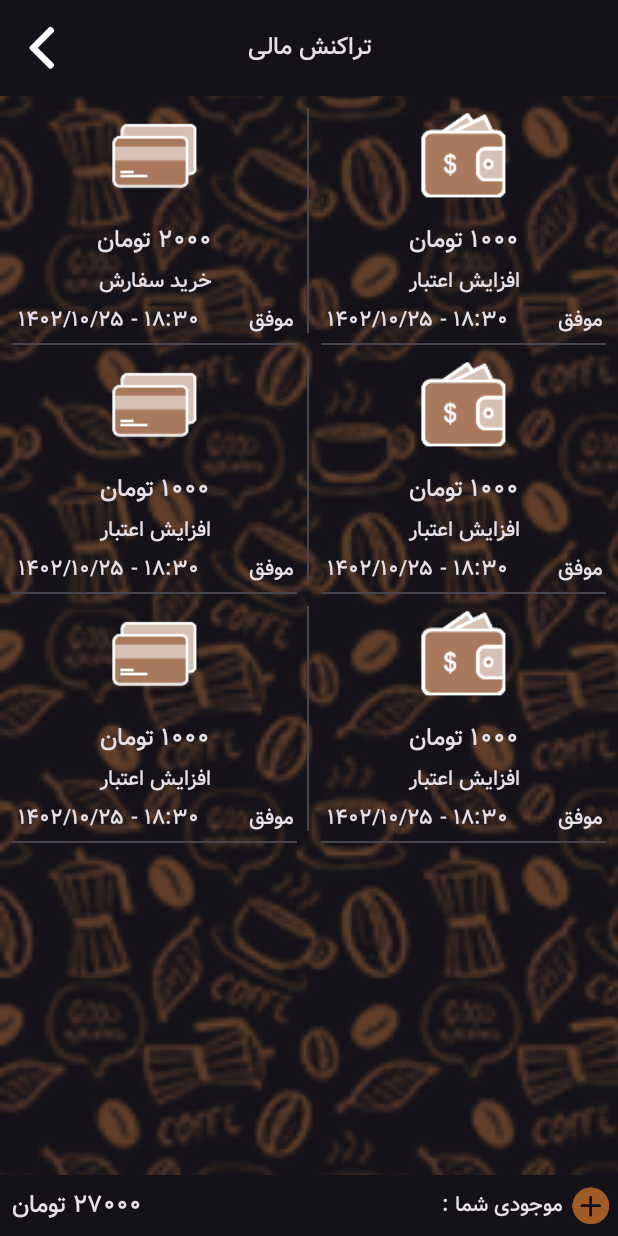
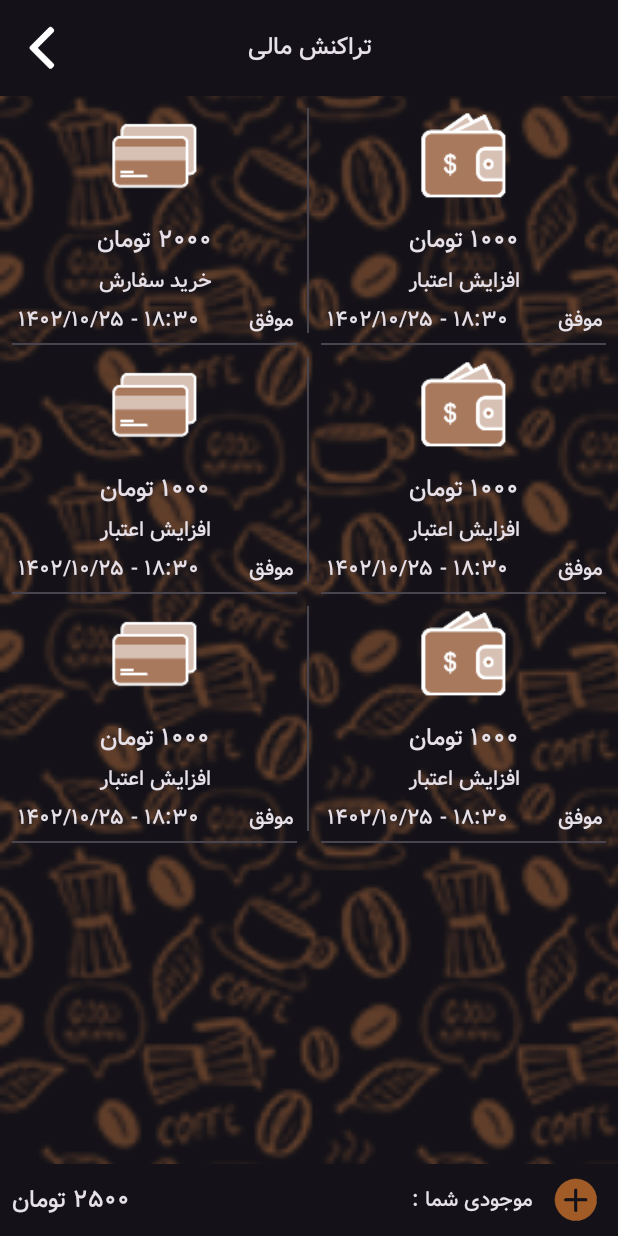
Before and after one commit to mohammadtazehkar/CafeBrown-App, an Android app built with Jetpack Compose: the transaction screen opened through its navigation route, on a phone screen of 412 x 824 dp. Run offline under Robolectric (Android 15) with nearby library versions, the light colour scheme and no system bars.

Commit message:
transaction state , viewModel , event and dialog implemented

```diff
--- /dev/null
+++ b/app/src/main/java/com/example/cafebrown/presentation/states/TransactionState.kt
@@ -0,0 +1,10 @@
+package com.example.cafebrown.presentation.states
+
+import com.example.cafebrown.ui.screens.TransactionItemData
+
+data class TransactionState(
+    var isDialogVisible : Boolean = false,
+    var balance : String = "",
+    var increaseBalance:String = "",
+    var transactionList : MutableList<TransactionItemData>
+    )
--- /dev/null
+++ b/app/src/main/java/com/example/cafebrown/presentation/viewmodels/TransactionViewModel.kt
@@ -0,0 +1,56 @@
+package com.example.cafebrown.presentation.viewmodels
+
+import androidx.compose.runtime.State
+import androidx.compose.runtime.mutableStateListOf
+import androidx.compose.runtime.mutableStateOf
+import androidx.lifecycle.ViewModel
+import com.example.cafebrown.R
+import com.example.cafebrown.presentation.events.TransactionEvent
+import com.example.cafebrown.presentation.states.TransactionState
+import com.example.cafebrown.ui.screens.TransactionItemData
+
+class TransactionViewModel : ViewModel() {
+
+    var transactionlist = mutableListOf(
+        TransactionItemData(
+            R.mipmap.ic_credit_card, "mamali", "2000", "خرید سفارش", "موفق", "1402/10/25 - 18:30"
+        ), TransactionItemData(
+            R.mipmap.ic_wallet, "شکر", "1000", "افزایش اعتبار", "موفق", "1402/10/25 - 18:30"
+        ), TransactionItemData(
+            R.mipmap.ic_credit_card, "شکر", "1000", "افزایش اعتبار", "موفق", "1402/10/25 - 18:30"
+        ), TransactionItemData(
+            R.mipmap.ic_wallet, "شکر", "1000", "افزایش اعتبار", "موفق", "1402/10/25 - 18:30"
+        ), TransactionItemData(
+            R.mipmap.ic_credit_card, "شکر", "1000", "افزایش اعتبار", "موفق", "1402/10/25 - 18:30"
+        ), TransactionItemData(
+            R.mipmap.ic_wallet, "شکر", "1000", "افزایش اعتبار", "موفق", "1402/10/25 - 18:30"
+        )
+    )
+
+    private val _transactionState = mutableStateOf(
+        TransactionState(
+            isDialogVisible = false,
+            balance = "2500",
+            increaseBalance = "150",
+            transactionList = transactionlist
+        )
+    )
+
+    val transactionState: State<TransactionState> = _transactionState
+
+    fun onEvent(event: TransactionEvent) {
+        when (event) {
+            is TransactionEvent.ChangeDialogVisibility -> {
+                _transactionState.value = transactionState.value.copy(
+                    isDialogVisible = event.status
+                )
+            }
+
+            is TransactionEvent.ChangeIncreaseBalanceTextField -> {
+                _transactionState.value = transactionState.value.copy(
+                    increaseBalance = event.increaseBalance
+                )
+            }
+        }
+    }
+}
--- a/app/src/main/java/com/example/cafebrown/ui/screens/TransactionScreen.kt
+++ b/app/src/main/java/com/example/cafebrown/ui/screens/TransactionScreen.kt
@@ -5,7 +5,6 @@ import android.content.ContextWrapper
 import androidx.appcompat.app.AppCompatActivity
 import androidx.compose.foundation.Image
 import androidx.compose.foundation.background
-import androidx.compose.foundation.layout.Arrangement
 import androidx.compose.foundation.layout.Box
 import androidx.compose.foundation.layout.Column
 import androidx.compose.foundation.layout.IntrinsicSize
@@ -19,6 +18,7 @@ import androidx.compose.foundation.layout.width
 import androidx.compose.foundation.lazy.grid.GridCells
 import androidx.compose.foundation.lazy.grid.LazyVerticalGrid
 import androidx.compose.material3.Divider
+import androidx.compose.material3.IconButton
 import androidx.compose.material3.MaterialTheme
 import androidx.compose.material3.Scaffold
 import androidx.compose.runtime.Composable
@@ -32,67 +32,45 @@ import androidx.compose.ui.text.style.TextAlign
 import androidx.compose.ui.tooling.preview.Preview
 import androidx.compose.ui.unit.LayoutDirection
 import androidx.compose.ui.unit.dp
+import androidx.lifecycle.viewmodel.compose.viewModel
 import com.example.cafebrown.R
+import com.example.cafebrown.presentation.events.TransactionEvent
+import com.example.cafebrown.presentation.viewmodels.TransactionViewModel
 import com.example.cafebrown.ui.components.AppTopAppBar
 import com.example.cafebrown.ui.components.MainBox
 import com.example.cafebrown.ui.components.TextTitleMedium
 import com.example.cafebrown.ui.components.TextTitleSmall
 import com.example.cafebrown.ui.theme.AppTheme
-import org.intellij.lang.annotations.JdkConstants.HorizontalAlignment
+import com.example.cafebrown.utils.ClickHelper
 
 @Composable
-fun TransactionScreen(onNavUp: () -> Unit) {
+fun TransactionScreen(
+    transactionViewModel: TransactionViewModel = viewModel(),
+    onNavUp: () -> Unit
+) {
 //    val context = LocalContext.current.getActivity()!!
-    var trData = mutableListOf(
-        TransactionItemData(
-            R.mipmap.ic_credit_card,
-            "mamali",
-            "2000",
-            "خرید سفارش",
-            "موفق",
-            "1402/10/25 - 18:30"
-        ),
-        TransactionItemData(
-            R.mipmap.ic_wallet,
-            "شکر",
-            "1000",
-            "افزایش اعتبار",
-            "موفق",
-            "1402/10/25 - 18:30"
-        ),
-        TransactionItemData(
-            R.mipmap.ic_credit_card,
-            "شکر",
-            "1000",
-            "افزایش اعتبار",
-            "موفق",
-            "1402/10/25 - 18:30"
-        ),
-        TransactionItemData(
-            R.mipmap.ic_wallet,
-            "شکر",
-            "1000",
-            "افزایش اعتبار",
-            "موفق",
-            "1402/10/25 - 18:30"
-        ),
-        TransactionItemData(
-            R.mipmap.ic_credit_card,
-            "شکر",
-            "1000",
-            "افزایش اعتبار",
-            "موفق",
-            "1402/10/25 - 18:30"
-        ),
-        TransactionItemData(
-            R.mipmap.ic_wallet,
-            "شکر",
-            "1000",
-            "افزایش اعتبار",
-            "موفق",
-            "1402/10/25 - 18:30"
+    var transactionState = transactionViewModel.transactionState.value
+    if (transactionState.isDialogVisible) {
+        IncreaseBalanceDialog(
+            balance = transactionState.balance,
+            onDismissRequest = {
+                transactionViewModel.onEvent(TransactionEvent.ChangeDialogVisibility(false))
+            },
+            onConfirmation = {
+                transactionViewModel.onEvent(
+                    TransactionEvent.ChangeDialogVisibility(false)
+                )
+            },
+            onChangeBalance = { newVal ->
+                transactionViewModel.onEvent(
+                    TransactionEvent.ChangeIncreaseBalanceTextField(
+                        newVal
                     )
                 )
+            },
+            increaseBalance = transactionState.increaseBalance
+        )
+    }
 
     Scaffold(topBar = {
         AppTopAppBar(
@@ -100,16 +78,22 @@ fun TransactionScreen(onNavUp: () -> Unit) {
             isBackVisible = true,
             onBack = onNavUp
         )
-    }, bottomBar = { transactionBottomBar("27000") }) {
+    }, bottomBar = {
+        transactionBottomBar(transactionState.balance, {
+            transactionViewModel.onEvent(
+                TransactionEvent.ChangeDialogVisibility(true)
+            )
+        })
+    }) {
         MainBox {
             LazyVerticalGrid(
                 modifier = Modifier
                     .fillMaxWidth()
                     .padding(it), columns = GridCells.Fixed(2)
             ) {
-                items(count = trData.size) { index ->
+                items(count = transactionState.transactionList.size) { index ->
                     TransactionGridItem(
-                        transactionData = trData[index],
+                        transactionData = transactionState.transactionList[index],
                         shouldShowDivider = index % 2 == 0
                     )
                 }
@@ -122,13 +106,10 @@ fun TransactionScreen(onNavUp: () -> Unit) {
 
 @Composable
 fun TransactionGridItem(
-    modifier: Modifier = Modifier,
-    transactionData: TransactionItemData,
-    shouldShowDivider: Boolean
+    modifier: Modifier = Modifier, transactionData: TransactionItemData, shouldShowDivider: Boolean
 ) {
     Box(modifier = modifier.height(IntrinsicSize.Max)) {
-        if (shouldShowDivider)
-            Divider(
+        if (shouldShowDivider) Divider(
             modifier = Modifier
                 .padding(vertical = 8.dp)
                 .fillMaxHeight()
@@ -144,8 +125,7 @@ fun TransactionGridItem(
                 painter = painterResource(id = transactionData.image),
                 contentDescription = transactionData.imageName
             )
-            CompositionLocalProvider(LocalLayoutDirection provides LayoutDirection.Rtl)
-            {
+            CompositionLocalProvider(LocalLayoutDirection provides LayoutDirection.Rtl) {
                 TextTitleMedium(
                     text = "${transactionData.price} ${stringResource(id = R.string.toman)}",
                     modifier = Modifier.padding(vertical = 4.dp)
@@ -161,8 +141,7 @@ fun TransactionGridItem(
                     textAlign = TextAlign.Left
                 )
                 TextTitleSmall(
-                    text = transactionData.status,
-                    modifier = Modifier.padding(end = 10.dp)
+                    text = transactionData.status, modifier = Modifier.padding(end = 10.dp)
                 )
             }
             Divider(modifier = Modifier.padding(horizontal = 8.dp))
@@ -172,13 +151,13 @@ fun TransactionGridItem(
 }
 
 @Composable
-fun transactionBottomBar(price: String) {
+fun transactionBottomBar(price: String, onClick: () -> Unit) {
+//    val context = LocalContext.current
     Row(
         modifier = Modifier.background(MaterialTheme.colorScheme.background),
         verticalAlignment = Alignment.CenterVertically
     ) {
-        CompositionLocalProvider(LocalLayoutDirection provides LayoutDirection.Rtl)
-        {
+        CompositionLocalProvider(LocalLayoutDirection provides LayoutDirection.Rtl) {
             TextTitleMedium(
                 text = "${price} ${stringResource(id = R.string.toman)}",
                 modifier = Modifier
@@ -186,14 +165,28 @@ fun transactionBottomBar(price: String) {
                     .padding(8.dp),
                 textAlign = TextAlign.End
             )
-            TextTitleSmall(text = stringResource(id = R.string.your_balance_is) , modifier = Modifier.padding(start = 4.dp))
+            TextTitleSmall(
+                text = stringResource(id = R.string.your_balance_is),
+                modifier = Modifier.padding(start = 4.dp)
+            )
+            IconButton(modifier = Modifier.padding(start = 4.dp), onClick = {
+                ClickHelper.getInstance().clickOnce {
+                    onClick()
+//                    Toast.makeText(context, "test open dialog", Toast.LENGTH_SHORT).show()
+                }
+            }) {
+
                 Image(
                     painter = painterResource(id = R.mipmap.ic_add_brown),
                     contentDescription = "Add",
-                modifier = Modifier
-                    .size(32.dp)
-                    .padding(start = 4.dp)
+                    modifier = Modifier.size(32.dp)
+//                        .clickable {
+//                            Toast
+//                                .makeText(context, "test open dialog", Toast.LENGTH_SHORT)
+//                                .show()
+//                        }
                 )
+            }
         }
     }
 }
@@ -203,7 +196,7 @@ fun transactionBottomBar(price: String) {
 @Composable
 fun preview() {
     AppTheme {
-        TransactionScreen({ })
+        TransactionScreen(viewModel(), { })
 //        var trData = mutableListOf(
 //            TransactionItemData(
 //                R.drawable.logo,
```
Also changed, not shown: app/src/main/java/com/example/cafebrown/presentation/events/TransactionEvent.kt (added, +10 -0 lines), app/src/main/java/com/example/cafebrown/ui/screens/IncreaseBalanceDialog.kt (added, +104 -0 lines). Lines whose indentation alone changed are shown as unchanged.
